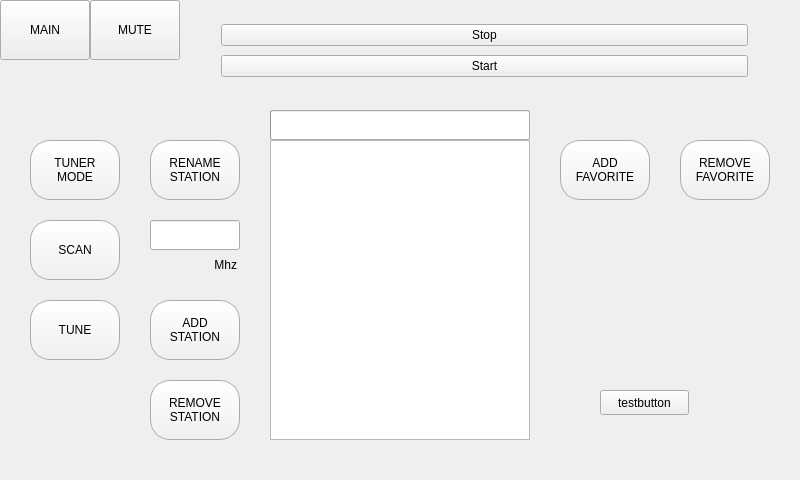
Above: dialog.ui from Vitalic66/DAB-FM-sundtek-api before the change. Below: the same form after it.
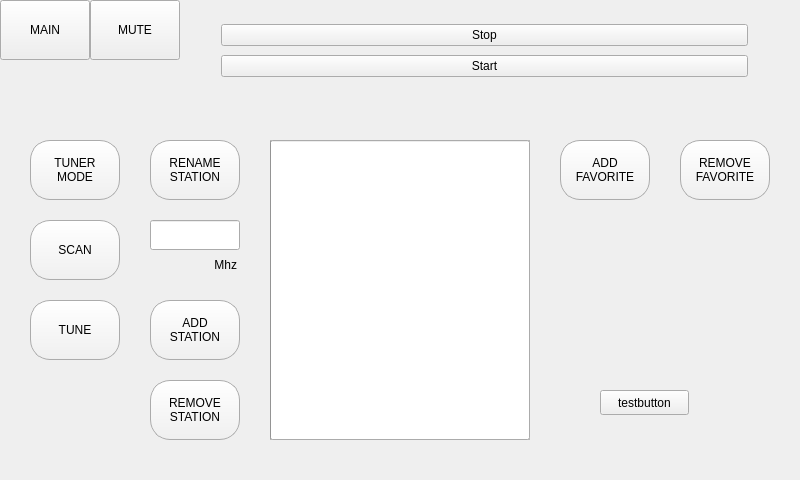
That is the form after the change. The open tabs and pages were chosen to show the change.

Patch:
```diff
--- a/dialog.ui
+++ b/dialog.ui
@@ -367,9 +367,9 @@
      <property name="geometry">
       <rect>
        <x>270</x>
-       <y>110</y>
+       <y>140</y>
        <width>260</width>
-       <height>30</height>
+       <height>300</height>
       </rect>
      </property>
      <property name="value">
@@ -439,9 +439,9 @@
      <property name="geometry">
       <rect>
        <x>270</x>
-       <y>110</y>
+       <y>140</y>
        <width>260</width>
-       <height>30</height>
+       <height>300</height>
       </rect>
      </property>
      <property name="maximum">
```
Left out of the diff: 5 changed lines with no effect on the pictures.
